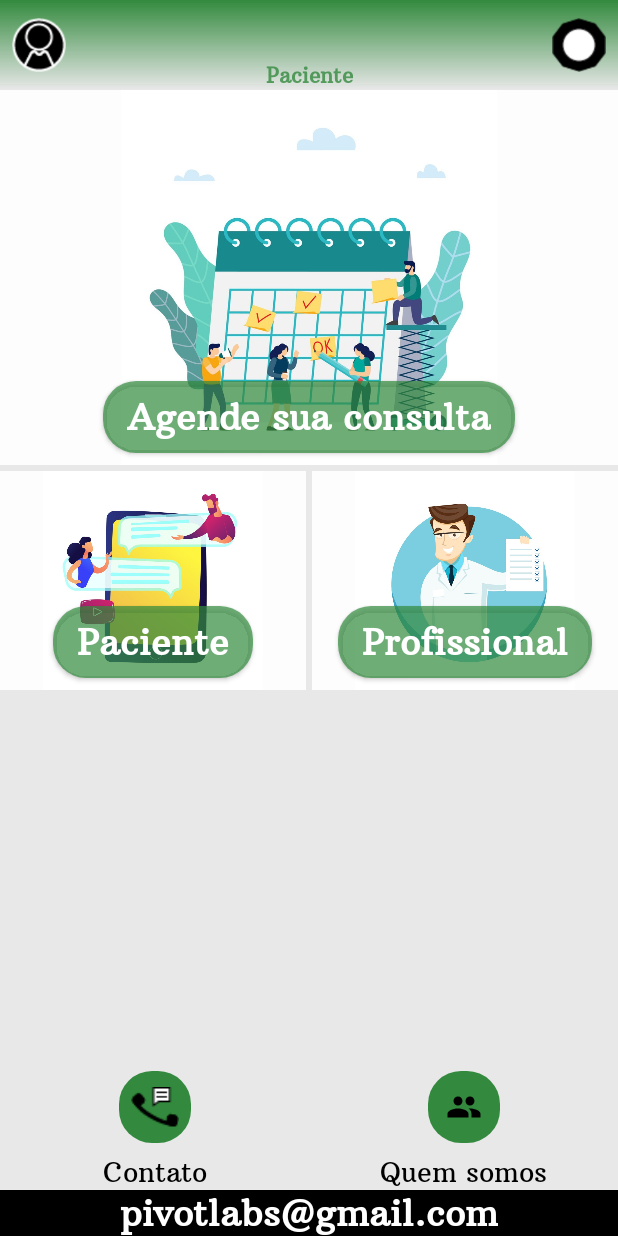
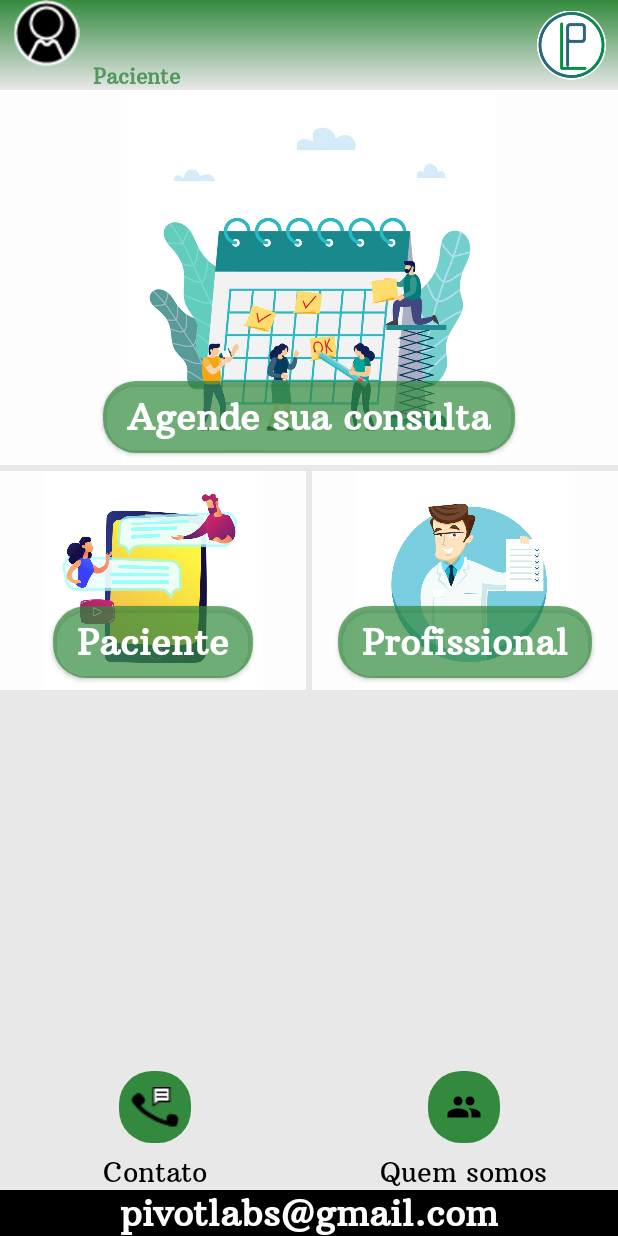
Before and after one commit to wcarvalho98/PivotLabs, an Android app: the MainActivity screen opened directly, with no data from a screen before it, on a phone screen of 412 x 824 dp. Run offline under Robolectric (Android 15) with nearby library versions, the phone set to English and light mode, and no system bars; our stand-ins replace Firebase (no records; nobody signed in at launch, a user with empty details on screens opened directly).

Commit message:
Logos and etc

```diff
--- a/app/src/main/java/com/ufrpe/br/pivotlabs/login/view/InitialActivity.kt
+++ b/app/src/main/java/com/ufrpe/br/pivotlabs/login/view/InitialActivity.kt
@@ -18,9 +18,9 @@ class InitialActivity : AppCompatActivity() {
         setContentView(R.layout.activity_initial)
 
         setAnimation(ivPivot)
-        setAnimation(tvPivot)
+        setAnimation(ivPivotLogo)
         ivPivot.animate().alpha(1.0F).setDuration(500).start()
-        tvPivot.animate().alpha(1.0F).setDuration(500).start()
+        ivPivotLogo.animate().alpha(1.0F).setDuration(500).start()
 
         val handler = Handler()
         handler.postDelayed({
--- a/app/src/main/res/layout/activity_main.xml
+++ b/app/src/main/res/layout/activity_main.xml
@@ -15,43 +15,43 @@
             android:background="@drawable/background_white_transparent" android:id="@+id/constraintLayout">
 
         <ImageView
-                android:layout_width="36dp"
-                android:layout_height="36dp"
+                android:layout_width="46dp"
+                android:layout_height="0dp"
                 android:id="@+id/ivPerson" app:layout_constraintStart_toStartOf="parent"
                 app:layout_constraintTop_toTopOf="parent" app:layout_constraintBottom_toBottomOf="parent"
-                android:layout_marginStart="8dp" android:layout_marginTop="8dp" android:layout_marginBottom="8dp"
-                app:srcCompat="@drawable/pessoa"/>
+                android:layout_marginStart="8dp"
+                app:srcCompat="@drawable/pessoa" android:layout_marginBottom="16dp"
+                app:layout_constraintEnd_toStartOf="@+id/tvUser"/>
         <TextView
-                android:layout_width="wrap_content"
-                android:layout_height="wrap_content"
+                android:layout_width="0dp"
+                android:layout_height="0dp"
                 android:id="@+id/tvUser" app:layout_constraintStart_toEndOf="@+id/ivPerson"
                 android:layout_marginStart="8dp"
                 app:layout_constraintTop_toTopOf="parent"
-                android:textAlignment="center"
+                android:textAlignment="viewStart"
                 app:layout_constraintBottom_toTopOf="@+id/tvFunction" android:fontFamily="sans-serif-black"
                 android:textStyle="bold" android:textColor="@color/white"
-                android:layout_marginEnd="8dp"
-                app:layout_constraintEnd_toStartOf="@+id/imageView" android:textSize="30sp"
+                android:textSize="30sp"
                 android:textAllCaps="false" android:text="@string/login_failed"
-        />
+                android:layout_marginEnd="8dp" app:layout_constraintEnd_toStartOf="@+id/imageView"/>
         <TextView
                 android:text="@string/paciente"
-                android:layout_width="wrap_content"
+                android:layout_width="0dp"
                 android:layout_height="wrap_content"
                 android:id="@+id/tvFunction"
                 app:layout_constraintStart_toEndOf="@+id/ivPerson"
                 android:layout_marginStart="8dp"
                 app:layout_constraintBottom_toBottomOf="parent" android:textSize="14sp"
                 app:layout_constraintTop_toBottomOf="@+id/tvUser" android:textColor="#CC338A3E"
-                app:layout_constraintEnd_toStartOf="@+id/imageView" android:layout_marginEnd="8dp"
-                android:textStyle="bold"/>
+                android:textStyle="bold" app:layout_constraintEnd_toEndOf="@+id/tvUser"/>
         <ImageView
-                android:layout_width="36dp"
-                android:layout_height="36dp" app:srcCompat="@drawable/engrenagem"
-                android:id="@+id/imageView" android:layout_marginBottom="8dp"
+                android:layout_width="46dp"
+                android:layout_height="0dp" app:srcCompat="@drawable/ic_pivot"
+                android:id="@+id/imageView"
                 app:layout_constraintBottom_toBottomOf="parent" app:layout_constraintEnd_toEndOf="parent"
-                android:layout_marginEnd="8dp" android:layout_marginTop="8dp"
-                app:layout_constraintTop_toTopOf="parent"/>
+                android:layout_marginEnd="8dp"
+                app:layout_constraintTop_toTopOf="parent" app:layout_constraintStart_toEndOf="@+id/tvUser"
+        />
     </android.support.constraint.ConstraintLayout>
     <LinearLayout android:layout_width="0dp"
                   android:layout_height="wrap_content"
```
Also changed, not shown: app/src/main/res/layout/activity_initial.xml (+8 -8 lines), app/src/main/res/layout/activity_login.xml (+4 -3 lines), app/src/main/res/drawable/ic_pivot.png (added), app/src/main/res/drawable/pivotlogo.png (added).
